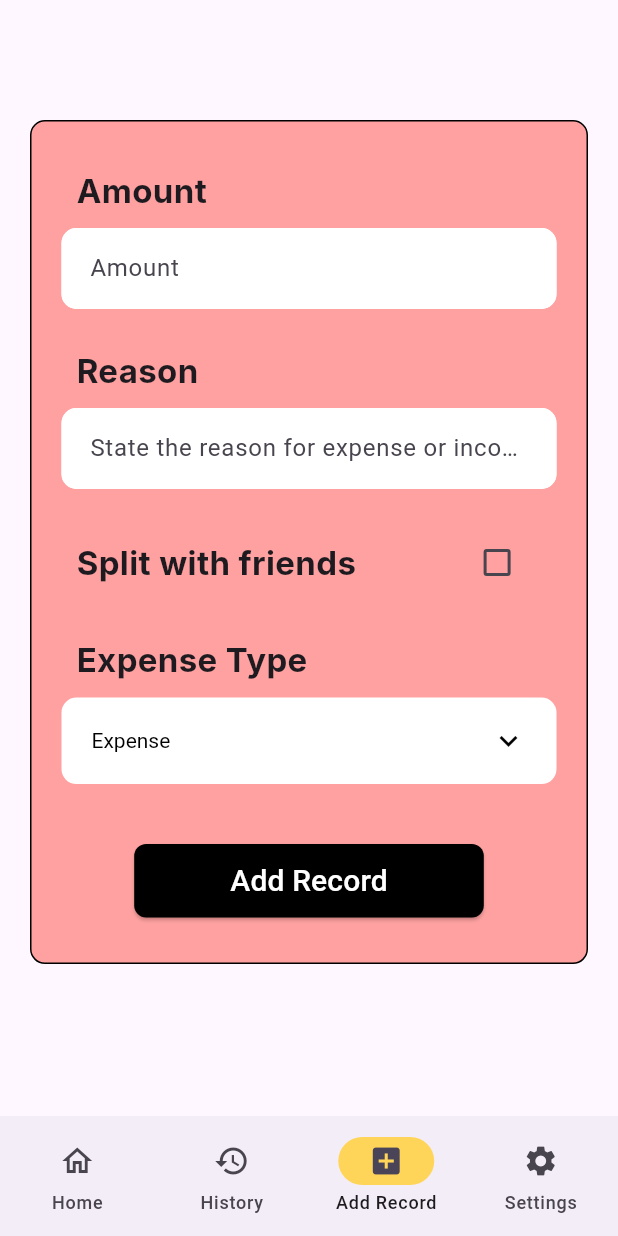
After one commit to YVSMurthy/Expense-Tracker, a Flutter app: the Dashboard screen opened directly, item 3 of the bottom bar chosen, after a tap on "Add Record", on a phone screen of 412 x 824 dp. The commit adds this screen. Run offline on Flutter 3.47's test engine with Material 3 defaults, Android fonts, the phone set to English and light mode, and no system bars; our stand-ins replace flutter_secure_storage; accounts and stored records are empty; Roboto replaces fonts that are missing (Inter); project files that could hold a hidden picture were left out.

Commit message:
dashboard layout > add_record frontend

```diff
--- /dev/null
+++ b/frontend/lib/components/add_record.dart
@@ -0,0 +1,302 @@
+import 'package:flutter/material.dart';
+
+class AddRecord extends StatefulWidget {
+  const AddRecord({super.key});
+
+  @override
+  AddRecordState createState() => AddRecordState();
+}
+
+class AddRecordState extends State<AddRecord> {
+  String amount = "", type = 'exp', friendName = "", reason = "";
+  bool split = false;
+
+  List<DropdownMenuItem<String>> types = [
+    DropdownMenuItem(value: "exp",  child: Text("Expense")),
+    DropdownMenuItem(value: "inc",  child: Text("Income")),
+    DropdownMenuItem(value: "due",  child: Text("Due Paid")),
+  ];
+
+  void addRecord() {
+
+  }
+
+  @override
+  void initState() {
+    super.initState();
+  }
+
+  @override
+  Widget build(BuildContext context) {
+    final double w = MediaQuery.of(context).size.width;
+    final double h = MediaQuery.of(context).size.height;
+    return Scaffold(
+      body: SingleChildScrollView(
+        child: Container (
+          width: w,
+          margin: EdgeInsets.symmetric(vertical: 20, horizontal: 0),
+          padding: EdgeInsets.symmetric(vertical: 30, horizontal: 20),
+          decoration: BoxDecoration(
+            color: (type == "exp") ? const Color.fromARGB(255, 255, 161, 161) :
+            (type == "inc") ? const Color.fromARGB(255, 164, 242, 168) : Colors.purple.shade100,
+            borderRadius: BorderRadius.circular(10),
+            border: Border.all(
+              width: 1,
+              color: Colors.black,
+            )
+          ),
+          child: Column(
+            crossAxisAlignment: CrossAxisAlignment.start,
+            mainAxisAlignment: MainAxisAlignment.start,
+            children: [
+              // amount
+              Row(
+                children: [
+                  SizedBox(width: 10),
+                  Text(
+                    "Amount",
+                    style: TextStyle(
+                      fontSize: 22,
+                      fontFamily: 'Inter',
+                      fontWeight: FontWeight.bold
+                    )
+                  )
+                ]
+              ),
+
+              SizedBox(height: 10,),
+
+              TextField(
+                decoration: InputDecoration(
+                  hintText: "Amount",
+                  filled: true,
+                  fillColor: Colors.white,
+                  contentPadding: EdgeInsets.all(15),
+                  enabledBorder: OutlineInputBorder(
+                    borderRadius: BorderRadius.circular(10.0), // Adds rounded corners
+                    borderSide: BorderSide(color: Colors.white),
+                  ),
+                  focusedBorder: OutlineInputBorder(
+                    borderSide: BorderSide(color: const Color.fromARGB(255, 0, 0, 0)),
+                  ),
+                  border: OutlineInputBorder(),
+                ),
+                onChanged: (value) => {
+                  setState(() {
+                    amount = value;
+                  })
+                },
+              ),
+
+              SizedBox(height: 25,),
+
+              Row(
+                children: [
+                  SizedBox(width: 10),
+                  Text(
+                    "Reason",
+                    style: TextStyle(
+                      fontSize: 22,
+                      fontFamily: 'Inter',
+                      fontWeight: FontWeight.bold
+                    )
+                  )
+                ]
+              ),
+
+              SizedBox(height: 10,),
+
+              TextField(
+                decoration: InputDecoration(
+                  hintText: "State the reason for expense or income",
+                  filled: true,
+                  fillColor: Colors.white,
+                  contentPadding: EdgeInsets.all(15),
+                  enabledBorder: OutlineInputBorder(
+                    borderRadius: BorderRadius.circular(10.0), // Adds rounded corners
+                    borderSide: BorderSide(color: Colors.white),
+                  ),
+                  focusedBorder: OutlineInputBorder(
+                    borderSide: BorderSide(color: const Color.fromARGB(255, 0, 0, 0)),
+                  ),
+                  border: OutlineInputBorder(),
+                ),
+                onChanged: (value) => {
+                  setState(() {
+                    reason = value;
+                  })
+                },
+              ),
+
+              (type == "exp") ? Column(
+                children: [
+                  SizedBox(height: 25,),
+                  Row(
+                    children: [
+                      SizedBox(width: 10,),
+                      Text(
+                        "Split with friends",
+                        style: TextStyle(
+                          fontSize: 22,
+                          fontFamily: 'Inter',
+                          fontWeight: FontWeight.bold
+                        )
+                      ),
+                      SizedBox(width: 70,),
+
+                      Checkbox(
+                        value: split,
+                        onChanged: (bool? value) {
+                          setState(() {
+                            split = value!;
+                          });
+                        },
+                      ),
+                    ],
+                  ),
+
+                  split ? Column(
+                    children: [
+                      SizedBox(height: 10,),
+
+                      TextField(
+                        decoration: InputDecoration(
+                          hintText: "Friend's name",
+                          filled: true,
+                          fillColor: Colors.white,
+                          contentPadding: EdgeInsets.all(15),
+                          enabledBorder: OutlineInputBorder(
+                            borderRadius: BorderRadius.circular(10.0), // Adds rounded corners
+                            borderSide: BorderSide(color: Colors.white),
+                          ),
+                          focusedBorder: OutlineInputBorder(
+                            borderSide: BorderSide(color: const Color.fromARGB(255, 0, 0, 0)),
+                          ),
+                          border: OutlineInputBorder(),
+                        ),
+                        onChanged: (value) => {
+                          setState(() {
+                            friendName = value;
+                          })
+                        },
+                      )
+                    ],
+                  ) : SizedBox(),
+                ]
+              ) : (type == "due") ? Column(
+                children: [
+                  SizedBox(height: 25,),
+
+                  Row(
+                    children: [
+                      SizedBox(width: 10),
+                      Text(
+                        "Friend's Name",
+                        style: TextStyle(
+                          fontSize: 22,
+                          fontFamily: 'Inter',
+                          fontWeight: FontWeight.bold
+                        )
+                      )
+                    ]
+                  ),
+
+                  SizedBox(height: 10,),
+
+                  TextField(
+                    decoration: InputDecoration(
+                      hintText: "Friend's name",
+                      filled: true,
+                      fillColor: Colors.white,
+                      contentPadding: EdgeInsets.all(15),
+                      enabledBorder: OutlineInputBorder(
+                        borderRadius: BorderRadius.circular(10.0), // Adds rounded corners
+                        borderSide: BorderSide(color: Colors.white),
+                      ),
+                      focusedBorder: OutlineInputBorder(
+                        borderSide: BorderSide(color: const Color.fromARGB(255, 0, 0, 0)),
+                      ),
+                      border: OutlineInputBorder(),
+                    ),
+                    onChanged: (value) => {
+                      setState(() {
+                        friendName = value;
+                      })
+                    },
+                  )
+                ],
+              ) : SizedBox(),
+
+              SizedBox(height: 25,),
+
+              Row(
+                children: [
+                  SizedBox(width: 10),
+                  Text(
+                    "Expense Type",
+                    style: TextStyle(
+                      fontSize: 22,
+                      fontFamily: 'Inter',
+                      fontWeight: FontWeight.bold
+                    )
+                  )
+                ]
+              ),
+
+              SizedBox(height: 10,),
+
+              Container(
+                width: w,
+                height: h*0.07,
+                padding: EdgeInsets.symmetric(vertical: 10, horizontal: 20),
+                decoration: BoxDecoration(
+                  color: Colors.white,
+                  borderRadius: BorderRadius.circular(10),
+                ),
+                child: DropdownButton<String>(
+                  isExpanded: true,
+                  value: type,
+                  icon: Icon(Icons.keyboard_arrow_down, color: Colors.black),
+                  style: TextStyle(color: Colors.black),
+                  underline: SizedBox(),
+                  dropdownColor: Colors.white,
+                  onChanged: (String? newValue) {
+                    setState(() {
+                      type = newValue!;
+                    });
+                  },
+                  items: types,
+                ),
+              ),
+
+              SizedBox(height: 40,),
+
+              Center(
+                child: ElevatedButton(
+                  onPressed: addRecord,
+                  style: ElevatedButton.styleFrom(
+                    backgroundColor: Color(0xFF000000),
+                    shape: RoundedRectangleBorder(
+                      borderRadius: BorderRadius.circular(8)
+                    ),
+                  ),
+                  child: Container(
+                    padding: EdgeInsets.symmetric(vertical: 10, horizontal: 40),
+                    child: Text(
+                      "Add Record",
+                      style: TextStyle(
+                        color: Colors.white,
+                        fontSize: 20,
+                        fontWeight: FontWeight.w500
+                      ),
+                    ),
+                  )
+                ),
+              )
+            ],
+          )
+        ),
+      )
+    );
+  }
+}
--- /dev/null
+++ b/frontend/lib/components/home.dart
@@ -0,0 +1,33 @@
+import 'package:flutter/material.dart';
+
+class Home extends StatefulWidget {
+  const Home({super.key});
+
+  @override
+  HomeState createState() => HomeState();
+}
+
+class HomeState extends State<Home> {
+
+
+  @override
+  void initState() {
+    super.initState();
+  }
+
+  @override
+  Widget build(BuildContext context) {
+    return Scaffold(
+      body: Center(
+        child: Text(
+          "Home Page",
+          style: TextStyle(
+            fontSize: 30,
+            fontWeight: FontWeight.bold,
+            color: Colors.black,
+          )
+        )
+      ),
+    );
+  }
+}
--- a/frontend/lib/main.dart
+++ b/frontend/lib/main.dart
@@ -2,7 +2,6 @@ import 'package:flutter/material.dart';
 import 'package:flutter_secure_storage/flutter_secure_storage.dart';
 import 'package:frontend/pages/login.dart';
 import 'package:frontend/pages/dashboard.dart';
-import 'package:frontend/pages/signup.dart';
 
 void main() {
   runApp(const MyApp());
@@ -18,6 +17,7 @@ class MyApp extends StatefulWidget {
 class ExpenseTracker extends State<MyApp> {
   final storage = FlutterSecureStorage();
   String? token;
+  bool loading = true;  // Add loading state
 
   @override
   void initState() {
@@ -26,17 +26,28 @@ class ExpenseTracker extends State<MyApp> {
   }
 
   Future<void> _loadToken() async {
+    await Future.delayed(Duration(seconds: 2));
+
     final storedToken = await storage.read(key: 'auth_token');
 
     setState(() {
       token = storedToken;
+      loading = false;  // Stop loading when the token is checked
     });
   }
 
   @override
   Widget build(BuildContext context) {
     return MaterialApp(
-      home: (token != null) ? Dashboard() : Signup(),
+      home: loading
+          ? Scaffold(
+              body: Center(
+                child: CircularProgressIndicator(),  // Show loader while loading
+              ),
+            )
+          : (token != null)
+              ? Dashboard()  // Navigate to dashboard if token exists
+              : Login(),  // Navigate to login if no token
     );
   }
 }
--- a/frontend/lib/pages/dashboard.dart
+++ b/frontend/lib/pages/dashboard.dart
@@ -1,4 +1,8 @@
 import 'package:flutter/material.dart';
+import 'package:frontend/components/home.dart';
+import 'package:frontend/components/transaction_history.dart';
+import 'package:frontend/components/add_record.dart';
+import 'package:frontend/components/settings.dart';
 
 class Dashboard extends StatefulWidget {
   const Dashboard({super.key});
@@ -8,7 +12,14 @@ class Dashboard extends StatefulWidget {
 }
 
 class DashboardState extends State<Dashboard> {
-  String username = "", password = "";
+  int currIndex = 0;
+
+  List<Widget> pages = [
+    Home(),
+    TransactionHistory(),
+    AddRecord(),
+    Settings(),
+  ];
 
   @override
   void initState() {
@@ -18,7 +29,41 @@ class DashboardState extends State<Dashboard> {
   @override
   Widget build(BuildContext context) {
     return Scaffold(
-      body: Container(),
+      bottomNavigationBar: NavigationBar(
+        onDestinationSelected: (int index) {
+          setState(() {
+            currIndex = index;
+          });
+        },
+        indicatorColor: const Color.fromARGB(255, 255, 213, 89),
+        selectedIndex: currIndex,
+        destinations: const <Widget>[
+          NavigationDestination(
+            selectedIcon: Icon(Icons.home),
+            icon: Icon(Icons.home_outlined),
+            label: 'Home',
+          ),
+          NavigationDestination(
+            selectedIcon: Icon(Icons.history),
+            icon: Icon(Icons.history),
+            label: 'History',
+          ),
+          NavigationDestination(
+            selectedIcon: Icon(Icons.add_box),
+            icon: Icon(Icons.add_box_outlined),
+            label: 'Add Record',
+          ),
+          NavigationDestination(
+            selectedIcon: Icon(Icons.settings),
+            icon: Icon(Icons.settings),
+            label: 'Settings',
+          ),
+        ],
+      ),
+      body: Container(
+        padding: EdgeInsets.fromLTRB(20, 60, 20, 20),
+        child: pages[currIndex]
+        ),
     );
   }
 }
--- a/frontend/pubspec.yaml
+++ b/frontend/pubspec.yaml
@@ -35,6 +35,7 @@ dependencies:
   # Use with the CupertinoIcons class for iOS style icons.
   cupertino_icons: ^1.0.8
   flutter_secure_storage: ^9.2.2
+  http: ^1.2.2
 
 dev_dependencies:
   flutter_test:
```
Also changed, not shown: frontend/lib/components/settings.dart (added, +33 -0 lines), frontend/lib/components/transaction_history.dart (added, +33 -0 lines), frontend/lib/pages/login.dart (+31 -15 lines), frontend/lib/pages/signup.dart (+4 -9 lines), frontend/pubspec.lock, 3 other files.
